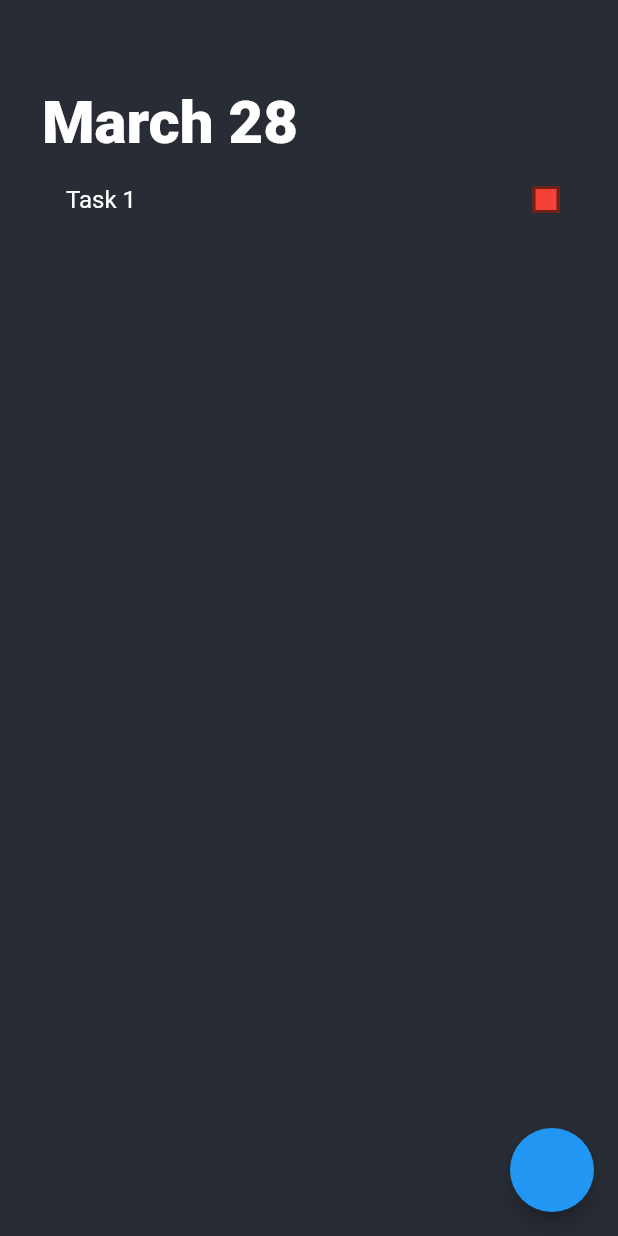
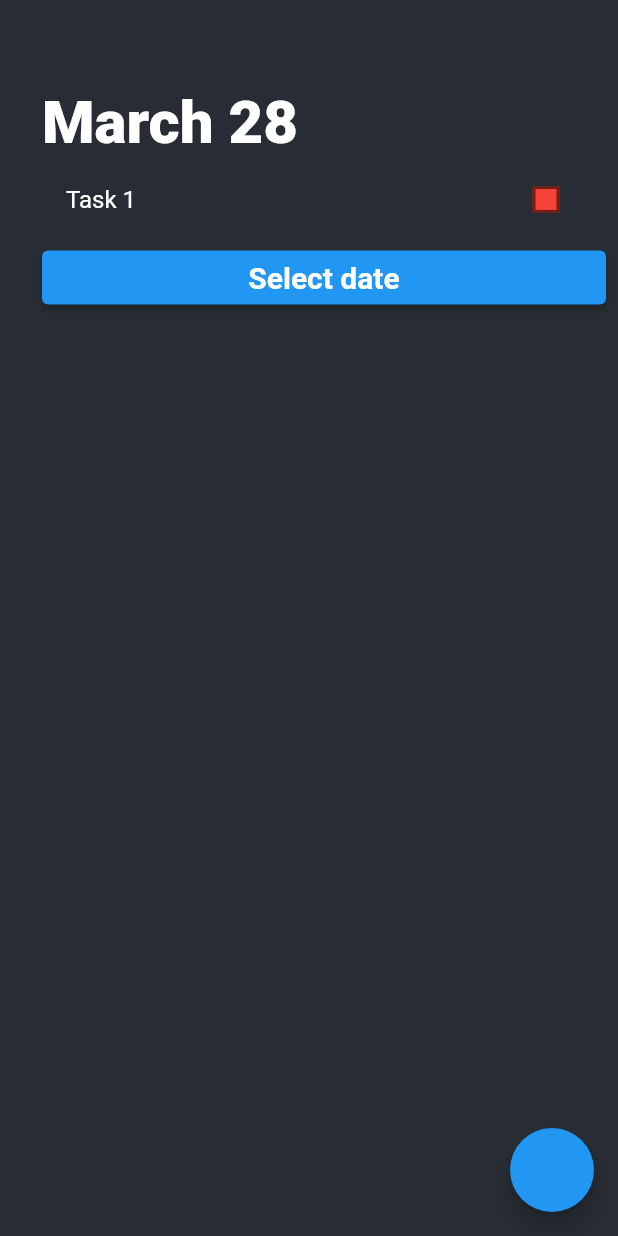
Before and after one commit to rishiad/Another-Tasks-App, a Flutter app: the screen it shows after launch, on a phone screen of 412 x 824 dp. Run offline on Flutter 3.47's test engine with Material 2 defaults, Android fonts, the phone set to English and light mode, and no system bars; our stand-ins replace stacked, stacked_services.

Commit message:
Built Calender Reusable Calander Widget.

```diff
--- a/lib/ui/views/init_view.dart
+++ b/lib/ui/views/init_view.dart
@@ -1,3 +1,4 @@
+import 'package:Tasks/ui/widgets/calander.dart';
 import 'package:flutter/material.dart';
 import 'package:stacked/stacked.dart';
 import 'package:Tasks/ui/constants/color_constants.dart';
@@ -34,7 +35,13 @@ class InitScreen extends StatelessWidget {
                 ),
                const Task(
                   title: 'Task 1',
-                )
+                ),
+                const Calender(
+                  title: 'Select date',
+                  cancleText: 'Cancel',
+                  confirmText: 'Confirm',
+
+                ),
               ],
             ),
           )),
--- /dev/null
+++ b/lib/ui/widgets/calander.dart
@@ -0,0 +1,65 @@
+import 'package:flutter/foundation.dart';
+import 'package:flutter/material.dart';
+
+class Calender extends StatefulWidget {
+  const Calender({
+    Key? key,
+    required this.title,
+    required this.cancleText,
+    required this.confirmText
+  }) : super(key: key);
+  final String title;
+  final String cancleText;
+  final String confirmText;
+  @override
+  State<Calender> createState() => _CalenderState();
+}
+
+class _CalenderState extends State<Calender> {
+  DateTime selectedDate = DateTime.now();
+
+  _selectDate(BuildContext context) async {
+    final DateTime? picked = await showDatePicker(
+      context: context,
+      initialDate: selectedDate,
+      firstDate: DateTime(2000),
+      lastDate: DateTime(2025),
+      helpText: widget.title,
+      cancelText: widget.cancleText,
+      confirmText: widget.confirmText,
+        builder: (context, child) {
+    return Theme(
+      data: ThemeData.dark(), // This will change to light theme.
+      child: child ?? Container(),
+    );
+  },
+
+    );
+    if (picked != null && picked != selectedDate) {
+      setState(() {
+        selectedDate = picked;
+      });
+    }
+  }
+    final ButtonStyle style =
+        ElevatedButton.styleFrom(textStyle: const TextStyle(fontSize: 20));
+  @override
+  Widget build(BuildContext context) {
+    // make a widget with a calendar
+    return ElevatedButton(
+          style: style,
+
+      onPressed: () => _selectDate(context),
+      child: const Text(
+        'Select date',
+        style: TextStyle(color: Colors.white, fontWeight: FontWeight.bold),
+      ),
+    );
+  }
+
+  void onDateChanged(DateTime value) {
+    if (kDebugMode) {
+      print(value);
+    }
+  }
+}
```
